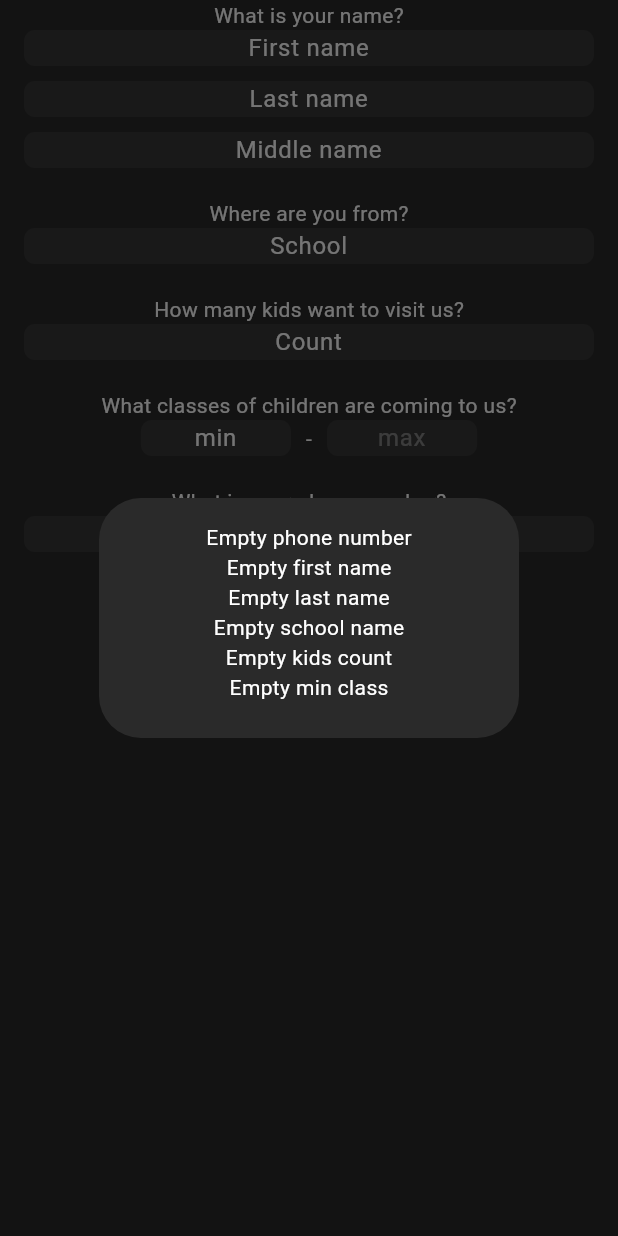
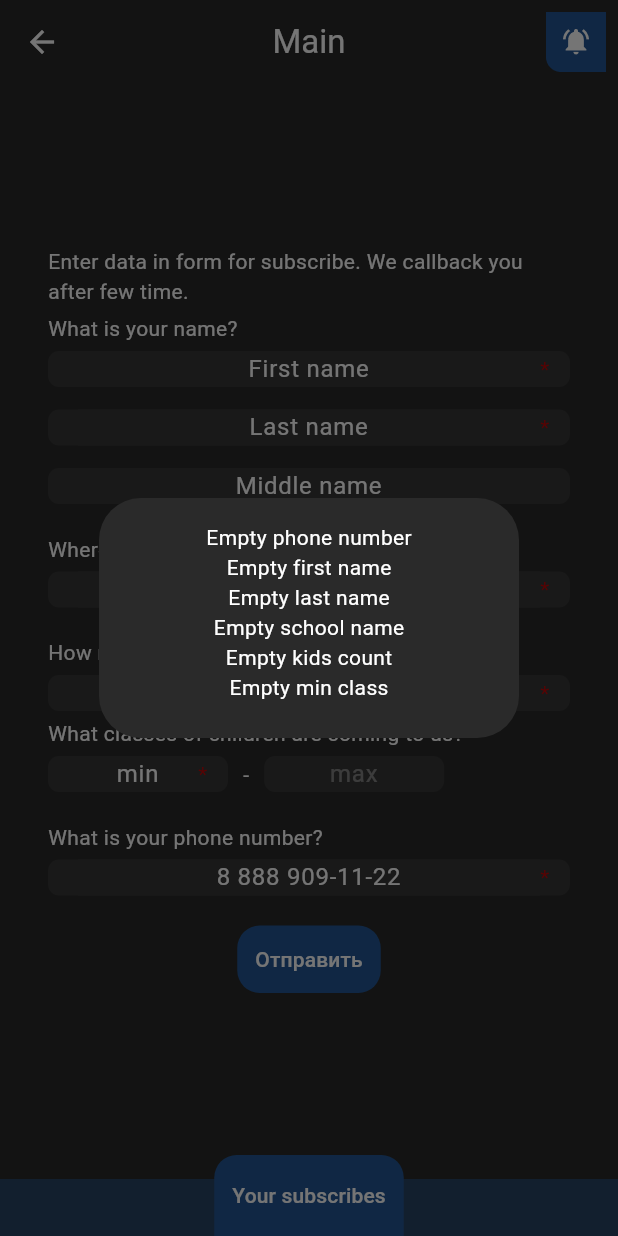
Before and after one commit to 517ANT38/sstu-event-app, a Flutter app: the EventForm screen opened directly, after a tap on "Отправить", on a phone screen of 412 x 824 dp. Run offline on Flutter 3.47's test engine with Material 3 defaults, Android fonts, the phone set to English and light mode, and no system bars; network calls fail.

Commit message:
change components

```diff
--- /dev/null
+++ b/frontend/lib/components/bottomnavbar.dart
@@ -0,0 +1,24 @@
+import 'package:flutter/material.dart';
+
+class BottomNavBar extends StatelessWidget {
+  @override
+  Widget build(BuildContext context) {
+    return Stack(
+      alignment: Alignment.bottomCenter,
+      children: [
+        Container(
+            color: Theme.of(context).colorScheme.secondary,
+            constraints: const BoxConstraints.tightFor(height: 38)),
+        Container(
+          constraints: const BoxConstraints.tightFor(height: 54),
+          decoration: BoxDecoration(
+              borderRadius:
+                  const BorderRadius.vertical(top: Radius.circular(15)),
+              color: Theme.of(context).colorScheme.inversePrimary),
+          child: TextButton(
+              onPressed: () {}, child: const Text("Your subscribes")),
+        )
+      ],
+    );
+  }
+}
--- a/frontend/lib/pages/eventform.dart
+++ b/frontend/lib/pages/eventform.dart
@@ -1,5 +1,5 @@
 import 'package:flutter/material.dart';
-import 'package:flutter/services.dart';
+import 'package:sstu_event_app/components/bottomnavbar.dart';
 import 'package:sstu_event_app/components/custominput.dart';
 import 'package:sstu_event_app/formatters/enumformatter.dart';
 import 'package:sstu_event_app/formatters/intminmaxformatter.dart';
@@ -36,19 +36,37 @@ class EventFormState extends State<EventForm> {
   final countType =
       const TextInputType.numberWithOptions(signed: false, decimal: false);
 
-  String sel1Value = "";
-  String sel2Value = "";
+  final fInterval = const SizedBox(height: 15);
+  final sInterval = const SizedBox(height: 5);
 
   @override
   Widget build(BuildContext context) {
-    return SingleChildScrollView(
+    return Scaffold(
+      appBar: AppBar(
+        title: const Text("Main"),
+        centerTitle: true,
+        actions: [
+          IconButton(
+              onPressed: () {}, icon: Image.asset("assets/images/notify.png"))
+        ],
+      ),
+      body: Center(
+        child: SingleChildScrollView(
           child: Form(
               key: fkey,
               child: Padding(
-            padding: const EdgeInsets.symmetric(horizontal: 16.0),
+                padding: const EdgeInsets.symmetric(horizontal: 32),
                 child: Column(
+                  crossAxisAlignment: CrossAxisAlignment.start,
                   children: [
+                    const Text(
+                        "Enter data in form for subscribe. We callback you after few time."),
+
+                    sInterval,
+
                     const Text("What is your name?"),
+
+                    sInterval,
 
                     // Имя
                     CustomInput(
@@ -56,9 +74,10 @@ class EventFormState extends State<EventForm> {
                       keyboardType: TextInputType.name,
                       placeholder: "First name",
                       inputFormatters: [NameFormatter.get()],
+                      required: true,
                     ),
 
-                const SizedBox(height: 10),
+                    fInterval,
 
                     // Фамилия
                     CustomInput(
@@ -66,9 +85,10 @@ class EventFormState extends State<EventForm> {
                       keyboardType: TextInputType.name,
                       placeholder: "Last name",
                       inputFormatters: [NameFormatter.get()],
+                      required: true,
                     ),
 
-                const SizedBox(height: 10),
+                    fInterval,
 
                     // Отчество
                     CustomInput(
@@ -78,19 +98,28 @@ class EventFormState extends State<EventForm> {
                       inputFormatters: [NameFormatter.get()],
                     ),
 
-                const SizedBox(height: 20),
+                    fInterval,
+
+                    sInterval,
 
                     const Text("Where are you from?"),
+
+                    sInterval,
 
                     // Учебное заведение
                     CustomInput(
                       controller: schoolController,
                       placeholder: "School",
+                      required: true,
                     ),
 
-                const SizedBox(height: 20),
+                    fInterval,
+
+                    sInterval,
 
                     const Text("How many kids want to visit us?"),
+
+                    sInterval,
 
                     // Кол-во детей
                     CustomInput(
@@ -98,29 +127,35 @@ class EventFormState extends State<EventForm> {
                       keyboardType: countType,
                       placeholder: "Count",
                       inputFormatters: [IntMinMaxFormatter(min: 1, max: 100)],
+                      required: true,
                     ),
 
-                const SizedBox(height: 20),
+                    sInterval,
 
                     const Text("What classes of children are coming to us?"),
 
+                    sInterval,
+
                     // Класс(ы)
-                Row(mainAxisAlignment: MainAxisAlignment.center, children: [
+                    Row(mainAxisAlignment: MainAxisAlignment.start, children: [
                       ConstrainedBox(
-                      constraints: const BoxConstraints.tightFor(width: 100),
+                          constraints:
+                              const BoxConstraints.tightFor(width: 120),
                           child: CustomInput(
                             controller: class1Controller,
                             placeholder: "min",
                             keyboardType: countType,
-                        inputFormatters: [IntMinMaxFormatter(min: 1, max: 11)],
+                            required: true,
+                            inputFormatters: [
+                              IntMinMaxFormatter(min: 1, max: 11)
+                            ],
                             onChanged: (value) {
                               setState(() {
-                            sel1Value = value;
-                            if (sel2Value.isNotEmpty &&
+                                if (class2Controller.text.isNotEmpty &&
                                     value.isNotEmpty &&
-                                int.parse(sel2Value) <= int.parse(value)) {
+                                    int.parse(class2Controller.text) <=
+                                        int.parse(value)) {
                                   class2Controller.clear();
-                              sel2Value = "";
                                 }
                               });
                             },
@@ -129,33 +164,35 @@ class EventFormState extends State<EventForm> {
                       const Text('-'),
                       const SizedBox(width: 10.0),
                       ConstrainedBox(
-                      constraints: const BoxConstraints.tightFor(width: 100),
+                          constraints:
+                              const BoxConstraints.tightFor(width: 120),
                           child: CustomInput(
-                        enabled:
-                            sel1Value.isNotEmpty && int.parse(sel1Value) != 11,
+                            enabled: class1Controller.text.isNotEmpty &&
+                                int.parse(class1Controller.text) != 11,
                             controller: class2Controller,
                             placeholder: 'max',
                             keyboardType: countType,
-                        onChanged: (value) {
-                          setState(() {
-                            sel2Value = value;
-                          });
-                        },
                             inputFormatters: [
                               EnumFormatter(values: [
                                 "1",
                                 "10",
                                 ...List.generate(
-                                11 - (int.tryParse(sel1Value) ?? 11),
+                                    11 -
+                                        (int.tryParse(class1Controller.text) ??
+                                            11),
                                     (index) => (11 - index).toString())
                               ])
                             ],
                           ))
                     ]),
 
-                const SizedBox(height: 20),
+                    fInterval,
+
+                    sInterval,
 
                     const Text("What is your phone number?"),
+
+                    sInterval,
 
                     // Номер телефона
                     CustomInput(
@@ -163,23 +200,26 @@ class EventFormState extends State<EventForm> {
                       keyboardType: TextInputType.phone,
                       placeholder: "8 888 909-11-22",
                       inputFormatters: [LengthFormatter(length: 20)],
+                      required: true,
                     ),
 
-                const SizedBox(height: 20),
+                    fInterval,
 
+                    sInterval,
+
+                    Row(mainAxisAlignment: MainAxisAlignment.center, children: [
                       Container(
+                        constraints: const BoxConstraints.tightFor(height: 45),
                         decoration: BoxDecoration(
                             color: Theme.of(context).colorScheme.inversePrimary,
-                    borderRadius: BorderRadius.circular(15)
-                  ),
+                            borderRadius: BorderRadius.circular(15)),
                         child: TextButton(
                             onPressed: () {
                               List<String> errors = [];
 
                               if (phoneController.text.isEmpty) {
                                 errors.add("Empty phone number");
-                        } else if (!RegExp(
-                                r"^((8|\+7)[\- ]?)?(\(?\d{3}\)?[\- ]?)?[\d\- ]{7,10}$")
+                              } else if (!RegExp(r"^(7|8)\d{10}$")
                                   .hasMatch(phoneController.text)) {
                                 errors.add("Incorrect phone number");
                               }
@@ -200,11 +240,13 @@ class EventFormState extends State<EventForm> {
                                 errors.add("Empty kids count");
                               }
 
-                        if (sel1Value.isEmpty) {
+                              if (class1Controller.text.isEmpty) {
                                 errors.add("Empty min class");
-                        } else if (sel2Value.isNotEmpty &&
-                            int.parse(sel2Value) <= int.parse(sel1Value)) {
-                          errors.add("Max class must be less than min class");
+                              } else if (class2Controller.text.isNotEmpty &&
+                                  int.parse(class2Controller.text) <=
+                                      int.parse(class1Controller.text)) {
+                                errors.add(
+                                    "Max class must be less than min class");
                               }
 
                               if (errors.isNotEmpty) {
@@ -214,16 +256,26 @@ class EventFormState extends State<EventForm> {
                                       return AlertDialog(
                                           content: Column(
                                         mainAxisSize: MainAxisSize.min,
-                                  children: errors.map((e) => Text(e)).toList(),
+                                        children:
+                                            errors.map((e) => Text(e)).toList(),
                                       ));
                                     });
+                              } else {
+                                ScaffoldMessenger.of(context).showSnackBar(
+                                    const SnackBar(content: Text("Success")));
+                                Navigator.of(context)
+                                    .popUntil((route) => route.isFirst);
                               }
                             },
                             child: const Text("Отправить")),
-                ),
+                      )
+                    ]),
                   ],
                 ),
               )),
+        ),
+      ),
+      bottomNavigationBar: BottomNavBar(),
     );
   }
 }
```
Also changed, not shown: frontend/lib/components/news.dart (+9 -2 lines), frontend/lib/main.dart (+3 -33 lines), frontend/lib/pages/newslistpage.dart (+15 -1 lines), frontend/lib/pages/newspage.dart (+28 -3 lines). Lines whose indentation alone changed are shown as unchanged.
